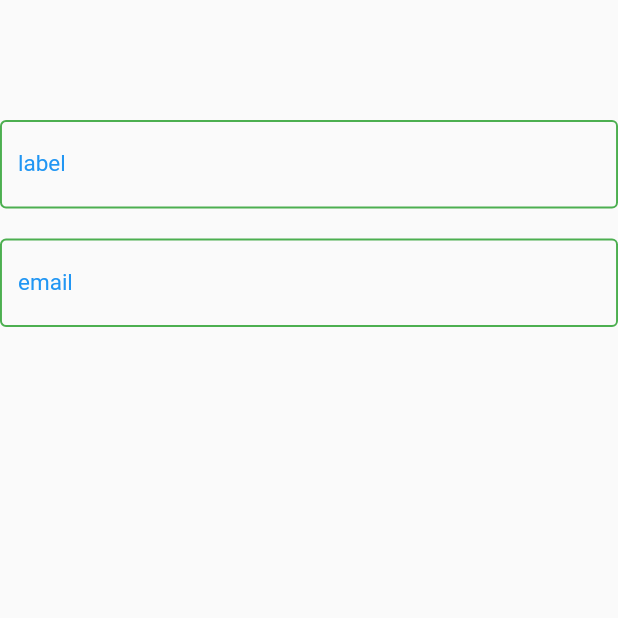
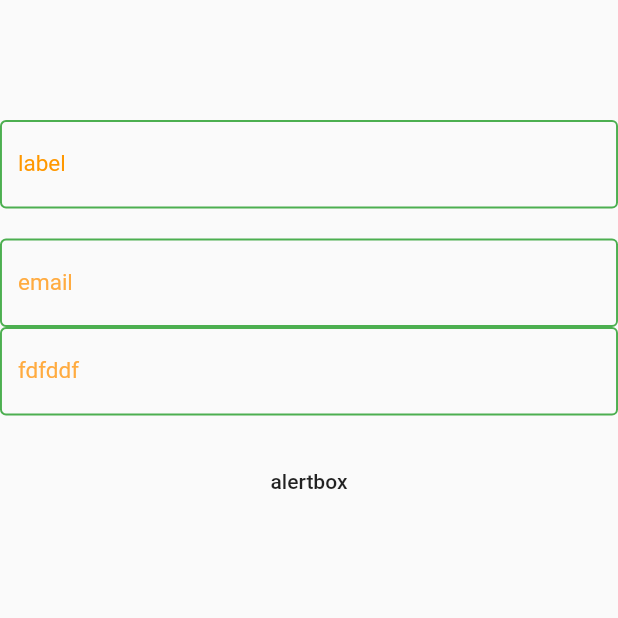
Before and after one commit to Raji48/Flutter_Reusable_Component, a Flutter app: the screen it shows after launch, on a phone screen of 412 x 824 dp, the top half of it. Run offline on Flutter 3.47's test engine with Material 2 defaults, Android fonts, the phone set to English and light mode, and no system bars; Roboto replaces fonts that are missing (ProximaNova-Regular).

```diff
--- a/lib/components/textfield.dart
+++ b/lib/components/textfield.dart
@@ -28,10 +28,10 @@ class _CustomTextfieldState extends State<CustomTextfield> {
 }
 
 InputDecoration buildInputDecoration(String labeltext,String hinttext,bool lineborderdecoration,Color enablebordercolor, Color focusbordercolor) {
-  return InputDecoration(
+return InputDecoration(
       labelText: labeltext,
       hintText:hinttext ,
-      labelStyle: TextStyle(color:Colors.blue,fontFamily: 'ProximaNova-Regular',fontSize: 15),
+      labelStyle: TextStyle(color:enablebordercolor,fontFamily: 'ProximaNova-Regular',fontSize: 15),
      focusedBorder:lineborderdecoration?focusedBorder:focusborder,
      border:lineborderdecoration?enabledBorder:enableborder,
     enabledBorder:lineborderdecoration?enabledBorder:enableborder
--- a/lib/components/textfield_validation.dart
+++ b/lib/components/textfield_validation.dart
@@ -1,3 +1,45 @@
+
+
+import 'package:flutter/cupertino.dart';
+import 'package:flutter/material.dart';
+import 'package:reusable_components/components/textfield.dart';
+
+class TextfieldValidation extends StatefulWidget {
+  final String labelText;
+  final  String hintText;
+  final bool underlineborderDecoration;
+  final Color enableborderColor;
+  final Color focusborderColor;
+  final Function _validator;
+  //final TextfieldValidation _validation;
+
+  TextfieldValidation(this.labelText,this.hintText,this.underlineborderDecoration,this.enableborderColor,this.focusborderColor,this._validator);
+  @override
+  _TextfieldValidationState createState() => _TextfieldValidationState();
+}
+
+class _TextfieldValidationState extends State<TextfieldValidation> {
+  GlobalKey<FormState> formkey = GlobalKey<FormState>();
+  @override
+  Widget build(BuildContext context) {
+    return TextFormField(
+      key: formkey,
+        cursorColor: Colors.red,
+        decoration: buildInputDecoration(widget.labelText,widget.hintText,widget.underlineborderDecoration,widget.enableborderColor,widget.focusborderColor),
+        validator:validateemail,
+      onFieldSubmitted: (value){
+        formkey.currentState!.validate();
+      },
+    );
+  }
+}
+
+
+
+
+
+
+
 
 String validatename(value){
   if(value.isEmpty){
--- a/lib/main.dart
+++ b/lib/main.dart
@@ -1,7 +1,11 @@
+
 import 'package:flutter/material.dart';
+import 'package:reusable_components/components/dialogbox.dart';
 import 'package:reusable_components/components/textfield.dart';
 import 'package:reusable_components/components/textfield_validation.dart';
 
+
+final navigatorKey = GlobalKey<NavigatorState>();
 void main() {
   runApp(MyApp());
 }
@@ -38,29 +42,44 @@ class MyHomePage extends StatefulWidget {
 
 class _MyHomePageState extends State<MyHomePage> {
   GlobalKey<FormState> formkey = GlobalKey<FormState>();
-  var _controller=TextEditingController();
+  var _controller = TextEditingController();
+
   @override
   Widget build(BuildContext context) {
     return Scaffold(
-      body:Form(
-        key:formkey,
+        body: Form(
+          key: formkey,
           child: Column(
-          children:[
+              children: [
                 SizedBox(height: 80,),
                 // FloatingTextField
-          CustomTextfield("label","InputText",false,Colors.orange,Colors.green),
+                CustomTextfield(
+                    "label", "InputText", false, Colors.orange, Colors.green),
                 SizedBox(height: 20,),
                 //FloatingTextField with validator
                 TextFormField(
                   // controller: _controller,
                     validator: validateemail,
-              decoration: buildInputDecoration("email", "", false, Colors.orangeAccent,Colors.green),
+                    decoration: buildInputDecoration("email", "", false, Colors.orangeAccent, Colors.green),
                     onFieldSubmitted: (value) {
                       formkey.currentState!.validate();
                     }
+                ),
+
+                TextfieldValidation("fdfddf", "email", false, Colors.orangeAccent, Colors.black, validateemail),
+                SizedBox(height: 20,),
+                // check alermessage dialog box
+                MaterialButton(onPressed: () {
+                  Future.delayed(const Duration(milliseconds: 100), (){
+                   BaseAlertDialog.dialogbox(Icons.logout, "Logout", "Are you sure want to logout",context);
+                  });
+
+                },
+                  child: Text("alertbox"),
                 )
               ]
           ),
         ));
   }
+
   }
```
Also changed, not shown: lib/components/dialogbox.dart (added, +54 -0 lines). Lines whose indentation alone changed are shown as unchanged.
